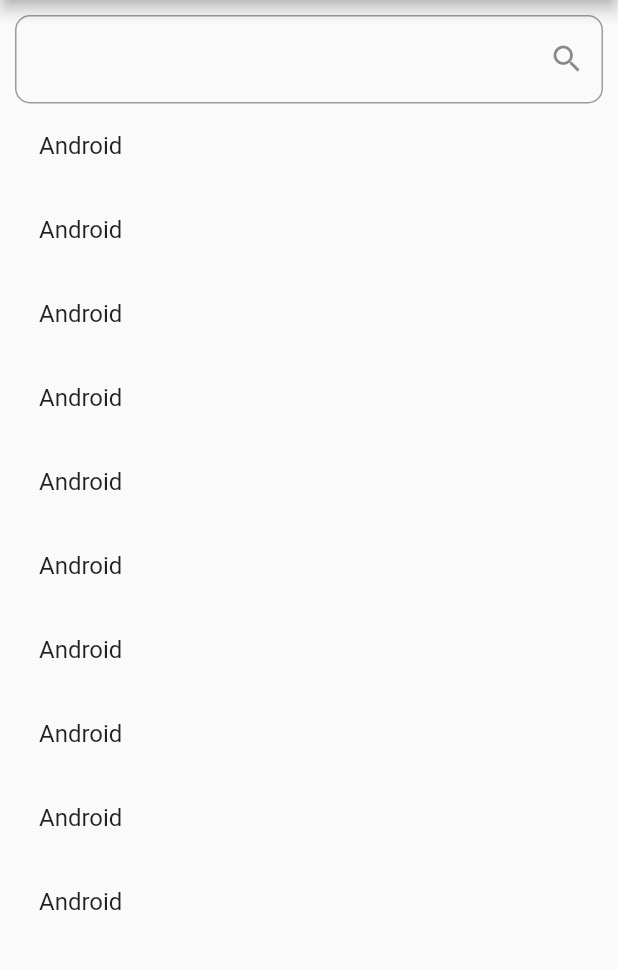
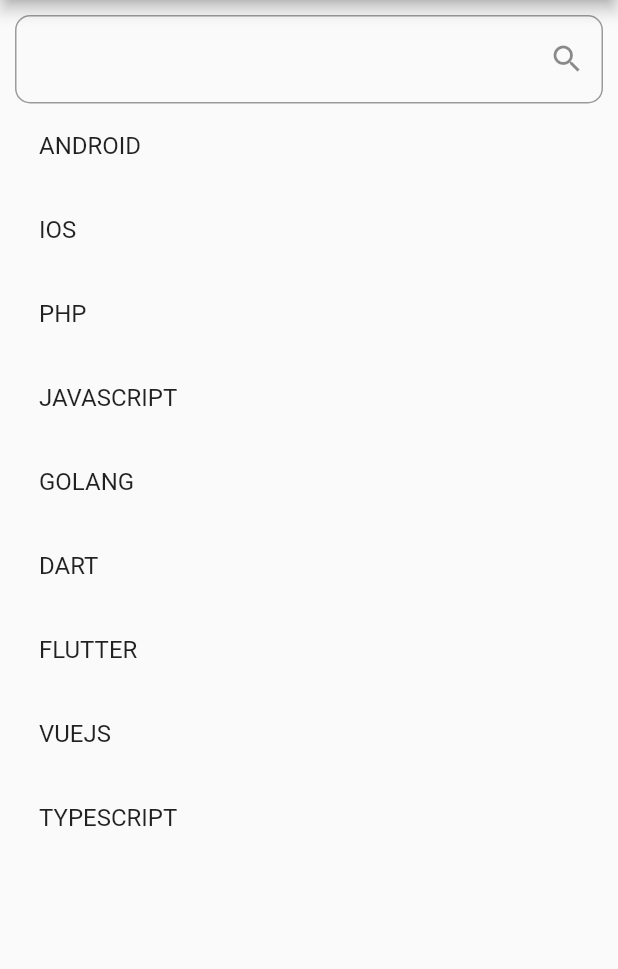
Before and after one commit to phamtanphat/flutter_bloc_provider, a Flutter app: the screen it shows after launch, on a phone screen of 412 x 824 dp, the part 84-1053 px from its top. Run offline on Flutter 3.47's test engine with Material 2 defaults, Android fonts, the phone set to English and light mode, and no system bars.

```diff
--- a/lib/item_result_widget.dart
+++ b/lib/item_result_widget.dart
@@ -1,17 +1,42 @@
 import 'package:flutter/material.dart';
+import 'package:flutter_bloc_provider/bloc/search_bloc.dart';
+import 'package:provider/provider.dart';
+
+import 'bloc/search_state.dart';
 class ItemResultWidget extends StatelessWidget {
 
   @override
   Widget build(BuildContext context) {
+    //SearchBLoc => Consumer<SearchBloc>
+    //StreamProvider<SearchState> => Consumer<SearchState>
+    // Consumer => ListView
+
+    return Consumer<SearchBloc>(
+      builder: (blocContext , bloc , child){
+        return StreamProvider<SearchState>.value(
+          value: bloc.stateController.stream,
+          initialData: SearchState(listLanguage: []),
+          child: Consumer<SearchState>(
+            builder: (stateContext , searchState , child){
+              if (searchState.listLanguage.length <= 0){
+                return Center(
+                  child: Text("Empty list"),
+                );
+              }
               return ListView.builder(
                 scrollDirection: Axis.vertical,
                 shrinkWrap: true,
-      itemCount: 10,
+                itemCount: searchState.listLanguage.length,
                 itemBuilder: (context , index){
                   return ListTile(
-          title: Text("Android"),
+                    title: Text(searchState.listLanguage[index]),
                   );
                 },
               );
+            },
+          ),
+        );
+      }
+    );
   }
 }
--- a/lib/search_box_widget.dart
+++ b/lib/search_box_widget.dart
@@ -1,9 +1,17 @@
 import 'package:flutter/material.dart';
+import 'package:flutter_bloc_provider/bloc/search_bloc.dart';
+import 'package:flutter_bloc_provider/bloc/search_event.dart';
+import 'package:provider/provider.dart';
 class SearchBoxWidget extends StatelessWidget {
 
   @override
   Widget build(BuildContext context) {
+    return Consumer<SearchBloc>(
+      builder: (blocContext , bloc , child){
         return TextField(
+          onSubmitted: (text){
+            bloc.eventController.sink.add(QueryEvent(query: text));
+          },
           decoration: InputDecoration(
               suffixIcon: Icon(Icons.search),
               border: OutlineInputBorder(
@@ -11,5 +19,7 @@ class SearchBoxWidget extends StatelessWidget {
               )
           ),
         );
+      },
+    );
   }
 }
```
Lines whose indentation alone changed are shown as unchanged.
